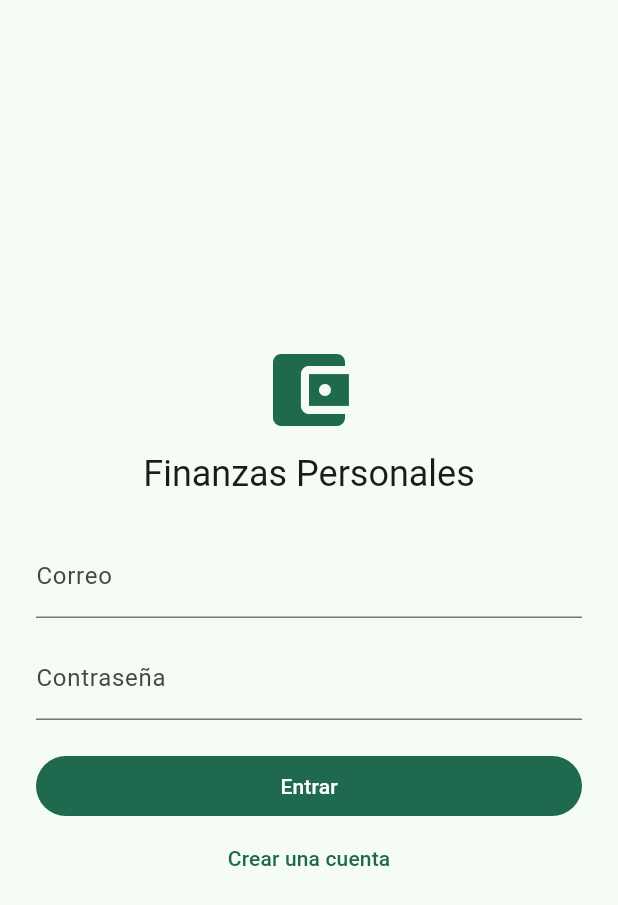
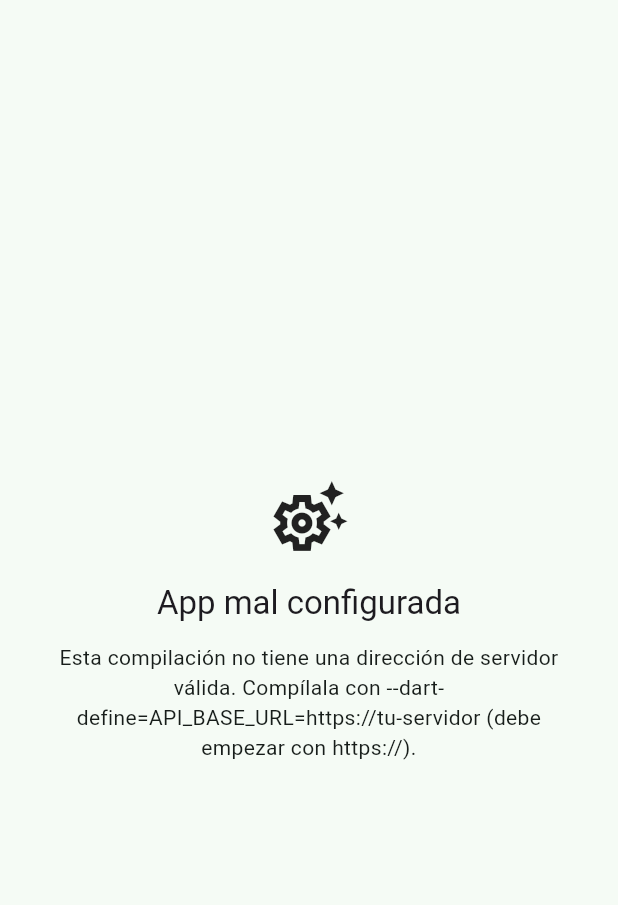
Before and after one commit to C02CarlosG/App_Finanzas_Personales, a Flutter app: the screen it shows after launch, on a phone screen of 412 x 824 dp. Shown: the top 905 px of the screen. Run offline on Flutter 3.47's test engine with Material 3 defaults, Android fonts, the phone set to English and light mode, and no system bars; our stand-ins replace drift, drift_flutter, flutter_riverpod, flutter_secure_storage, go_router, pdf and 1 more; missing offline and left inert: excel; accounts and stored records are empty; generated files the repository leaves out were written again.

Commit message:
Paso 8: release de Android (firma propia, guarda de API https, CI de release, ícono y guía) (#7)
Co-Authored-By: Claude Sonnet 5.5 <noreply@anthropic.com>
Claude-Session: https://claude.ai/code/session_01UQKYzmZ4y8jFU3475qEXNL

```diff
--- a/mobile/lib/core/config/app_config.dart
+++ b/mobile/lib/core/config/app_config.dart
@@ -1,3 +1,5 @@
+import 'package:flutter/foundation.dart' show kReleaseMode;
+
 /// Configuración en tiempo de compilación (`--dart-define=NOMBRE=valor`).
 class AppConfig {
   const AppConfig._();
@@ -9,4 +11,19 @@ class AppConfig {
   /// Solo desarrollo: salta el login con una sesión ficticia para revisar las pantallas
   /// sin servidor. Nunca debe activarse en una compilación de producción.
   static const demoMode = bool.fromEnvironment('DEMO_MODE');
+
+  /// Por qué esta compilación no puede arrancar (o `null` si está bien configurada).
+  static String? get problem => releaseConfigProblem(release: kReleaseMode, demo: demoMode, apiBaseUrl: apiBaseUrl);
 }
+
+/// Una compilación release (no demo) debe hablar con la API por HTTPS: Android bloquea el tráfico en claro y la
+/// dirección por defecto (`10.0.2.2`) solo existe en el emulador. Se avisa en pantalla en vez de fallar en silencio.
+String? releaseConfigProblem({required bool release, required bool demo, required String apiBaseUrl}) {
+  if (!release || demo) return null;
+  final uri = Uri.tryParse(apiBaseUrl);
+  if (uri == null || uri.scheme != 'https' || uri.host.isEmpty) {
+    return 'Esta compilación no tiene una dirección de servidor válida. '
+        'Compílala con --dart-define=API_BASE_URL=https://tu-servidor (debe empezar con https://).';
+  }
+  return null;
+}
--- /dev/null
+++ b/mobile/lib/core/ui/config_error_app.dart
@@ -0,0 +1,35 @@
+import 'package:flutter/material.dart';
+
+/// Pantalla única cuando la compilación está mal configurada (p. ej. un release sin URL HTTPS de la API).
+class ConfigErrorApp extends StatelessWidget {
+  const ConfigErrorApp({super.key, required this.message});
+
+  final String message;
+
+  @override
+  Widget build(BuildContext context) {
+    return MaterialApp(
+      debugShowCheckedModeBanner: false,
+      theme: ThemeData(colorSchemeSeed: const Color(0xFF1B7F5C), useMaterial3: true),
+      home: Scaffold(
+        body: SafeArea(
+          child: Center(
+            child: SingleChildScrollView(
+              padding: const EdgeInsets.all(24),
+              child: Column(
+                mainAxisSize: MainAxisSize.min,
+                children: [
+                  const Icon(Icons.settings_suggest_outlined, size: 56),
+                  const SizedBox(height: 16),
+                  Text('App mal configurada', style: Theme.of(context).textTheme.titleLarge, textAlign: TextAlign.center),
+                  const SizedBox(height: 12),
+                  Text(message, key: const Key('error-configuracion'), textAlign: TextAlign.center),
+                ],
+              ),
+            ),
+          ),
+        ),
+      ),
+    );
+  }
+}
--- a/mobile/lib/main.dart
+++ b/mobile/lib/main.dart
@@ -6,10 +6,16 @@ import 'app.dart';
 import 'core/config/app_config.dart';
 import 'core/db/app_database.dart';
 import 'core/demo/demo_seed.dart';
+import 'core/ui/config_error_app.dart';
 import 'core/providers.dart';
 
 Future<void> main() async {
   WidgetsFlutterBinding.ensureInitialized();
+  final problem = AppConfig.problem;
+  if (problem != null) {
+    runApp(ConfigErrorApp(message: problem));
+    return;
+  }
   // Modo demo (solo desarrollo): base local con datos de ejemplo y sin servidor ni sync.
   final overrides = <Override>[];
   if (AppConfig.demoMode) {
```
Also changed, not shown: 15 other files.
